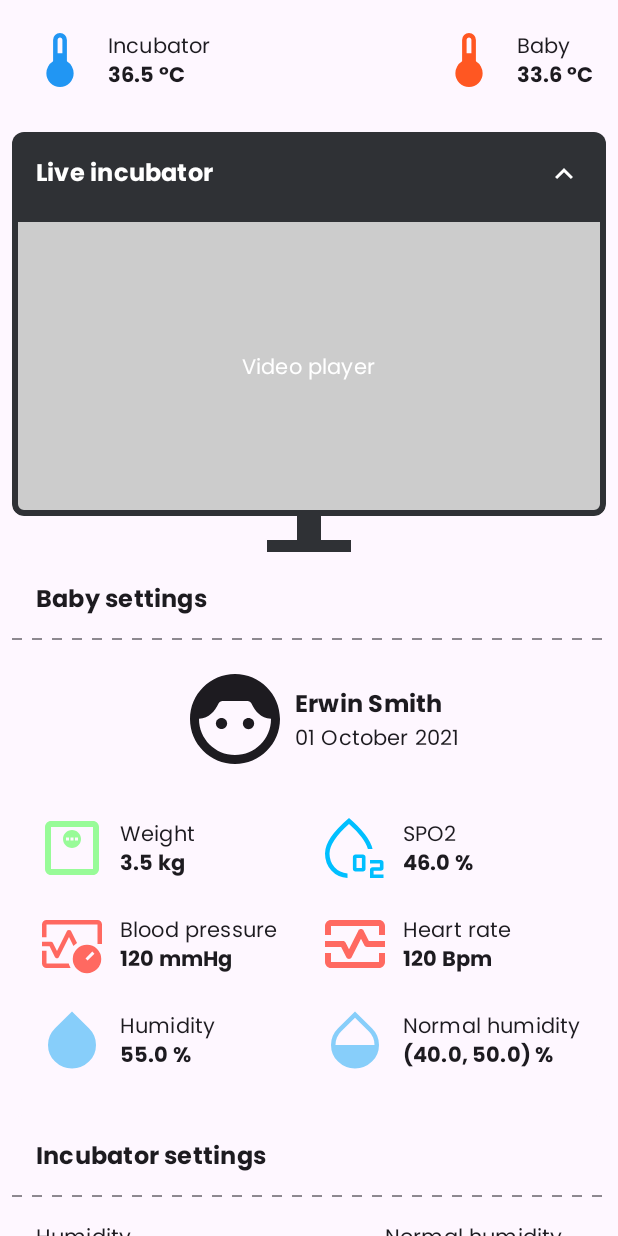
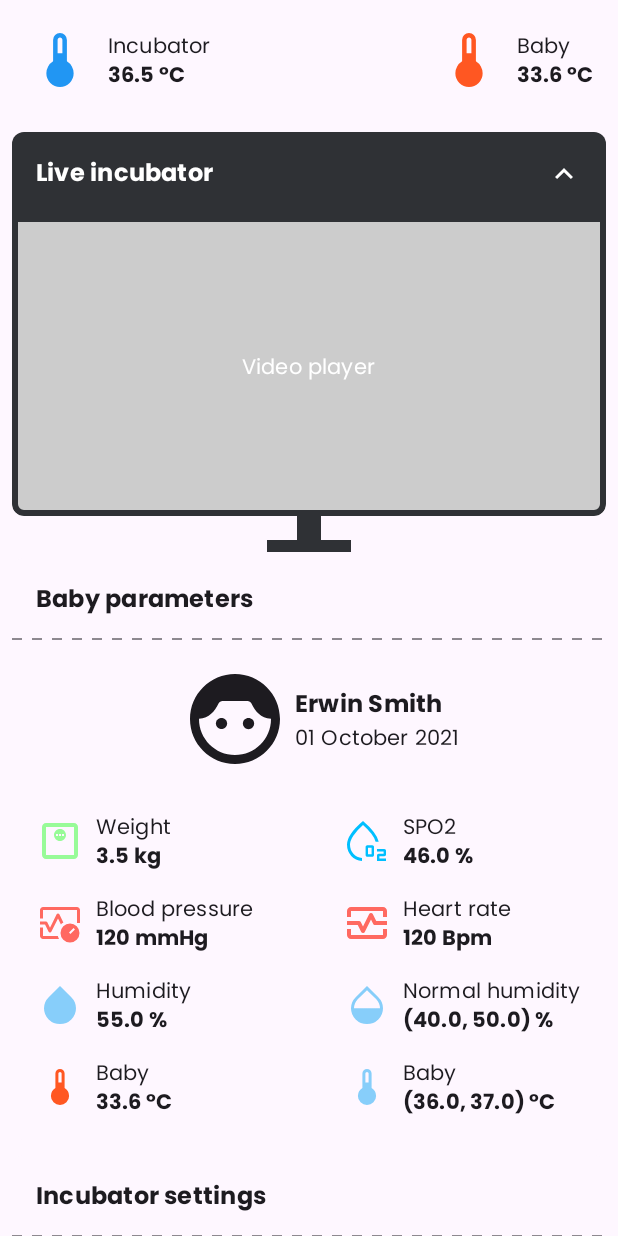
Before and after one commit to amadiyawa/incubator, an Android app built with Jetpack Compose: the composable SetupContent shown on its own in the app's theme, on a phone screen of 412 x 824 dp. Run offline under Robolectric (Android 15) with nearby library versions, the phone set to English and light mode, and no system bars; our stand-ins replace Timber; pictures from the network do not load.

Commit message:
translate and fix incubator screen

```diff
--- a/feature_incubator/src/main/java/com/amadiyawa/feature_incubator/presentation/screen/incubatordetail/IncubatorDetailScreen.kt
+++ b/feature_incubator/src/main/java/com/amadiyawa/feature_incubator/presentation/screen/incubatordetail/IncubatorDetailScreen.kt
@@ -28,6 +28,7 @@ import androidx.compose.material.icons.outlined.MonitorHeart
 import androidx.compose.material.icons.outlined.MonitorWeight
 import androidx.compose.material3.Card
 import androidx.compose.material3.CardDefaults
+import androidx.compose.material3.HorizontalDivider
 import androidx.compose.material3.Icon
 import androidx.compose.material3.MaterialTheme
 import androidx.compose.material3.Scaffold
@@ -46,6 +47,7 @@ import androidx.compose.ui.unit.dp
 import com.amadiyawa.feature_base.common.res.Dimen
 import com.amadiyawa.feature_base.common.util.formatDate
 import com.amadiyawa.feature_base.presentation.compose.composable.DrawHorizontalDottedLine
+import com.amadiyawa.feature_base.presentation.compose.composable.ExpandableRow
 import com.amadiyawa.feature_base.presentation.compose.composable.PlaceholderImage
 import com.amadiyawa.feature_base.presentation.compose.composable.TextTitleMedium
 import com.amadiyawa.feature_base.presentation.compose.composable.TextTitleSmall
@@ -322,6 +324,8 @@ fun DesktopIconBottom() {
 private fun IncubatorDetails(
     incubator: Incubator
 ) {
+    var expandedIncubator by remember { mutableStateOf (false) }
+
     Card(
         modifier = Modifier
             .fillMaxWidth()
@@ -378,6 +382,84 @@ private fun IncubatorDetails(
                             verticalAlignment = Alignment.CenterVertically
                         ) {
                             Column {
+                                TextTitleSmall(text = stringResource(id = R.string.temperature))
+                                TextTitleSmall(
+                                    text = "${incubator.currentTemperature} \u00B0C" ,
+                                    fontWeight = FontWeight.Bold
+                                )
+                            }
+                        }
+                    }
+
+                    Spacer(modifier = Modifier.weight(1f))
+
+                    Column(
+                        verticalArrangement = Arrangement.spacedBy(Dimen.Spacing.large)
+                    ) {
+                        Row(
+                            horizontalArrangement = Arrangement.spacedBy(Dimen.Spacing.medium, Alignment.CenterHorizontally),
+                            verticalAlignment = Alignment.CenterVertically
+                        ) {
+                            Column {
+                                TextTitleSmall(text = stringResource(id = R.string.normal_humidity))
+                                TextTitleSmall(
+                                    text = incubator.normalHumidityRange.toString() + " %",
+                                    fontWeight = FontWeight.Bold
+                                )
+                            }
+                        }
+
+                        Row(
+                            horizontalArrangement = Arrangement.spacedBy(Dimen.Spacing.medium, Alignment.CenterHorizontally),
+                            verticalAlignment = Alignment.CenterVertically
+                        ) {
+                            Column {
+                                TextTitleSmall(text = stringResource(id = R.string.normal_temperature))
+                                TextTitleSmall(
+                                    text = incubator.normalTemperatureRange.toString() + " \u00B0C",
+                                    fontWeight = FontWeight.Bold
+                                )
+                            }
+                        }
+                    }
+                }
+            }
+
+            HorizontalDivider(thickness = 2.dp, color = MaterialTheme.colorScheme.background)
+
+            ExpandableRow(
+                modifier = Modifier
+                    .padding(start = 16.dp, end = 16.dp, top = 8.dp, bottom = 8.dp),
+                expanded = expandedIncubator
+            ) {
+                expandedIncubator = !expandedIncubator
+            }
+
+            AnimatedVisibility(visible = expandedIncubator) {
+                MoreIncubatorInfo(incubator = incubator)
+            }
+        }
+    }
+}
+
+@Composable
+private fun MoreIncubatorInfo(incubator: Incubator) {
+    Column(
+        modifier = Modifier
+            .fillMaxWidth()
+            .padding(16.dp),
+        verticalArrangement = Arrangement.spacedBy(10.dp, Alignment.CenterVertically),
+        horizontalAlignment = Alignment.CenterHorizontally
+    ) {
+        Row {
+            Column(
+                verticalArrangement = Arrangement.spacedBy(Dimen.Spacing.large)
+            ) {
+                Row(
+                    horizontalArrangement = Arrangement.spacedBy(Dimen.Spacing.medium, Alignment.CenterHorizontally),
+                    verticalAlignment = Alignment.CenterVertically
+                ) {
+                    Column {
                         TextTitleSmall(text = stringResource(id = R.string.model))
                         TextTitleSmall(
                             text = incubator.model,
@@ -423,19 +505,6 @@ private fun IncubatorDetails(
                     verticalAlignment = Alignment.CenterVertically
                 ) {
                     Column {
-                                TextTitleSmall(text = stringResource(id = R.string.normal_humidity))
-                                TextTitleSmall(
-                                    text = incubator.normalHumidityRange.toString() + " %",
-                                    fontWeight = FontWeight.Bold
-                                )
-                            }
-                        }
-
-                        Row(
-                            horizontalArrangement = Arrangement.spacedBy(Dimen.Spacing.medium, Alignment.CenterHorizontally),
-                            verticalAlignment = Alignment.CenterVertically
-                        ) {
-                            Column {
                         TextTitleSmall(text = stringResource(id = R.string.manufacturer))
                         TextTitleSmall(
                             text = incubator.manufacturer,
@@ -473,8 +542,6 @@ private fun IncubatorDetails(
         }
     }
 }
-    }
-}
 
 @Composable
 private fun BabyDetails(
@@ -496,7 +563,7 @@ private fun BabyDetails(
                     .padding(16.dp)
             ) {
                 TextTitleMedium(
-                    text = stringResource(id = R.string.baby_settings),
+                    text = stringResource(id = R.string.baby_parameters),
                     fontWeight = FontWeight.Bold
                 )
             }
@@ -532,7 +599,7 @@ private fun BabyDetails(
                                 imageVector = Icons.Outlined.MonitorWeight,
                                 contentDescription = baby.weight.toString(),
                                 tint = Color(0xFF98FB98),
-                                modifier = Modifier.size(48.dp)
+                                modifier = Modifier.size(Dimen.Size.medium)
                             )
 
                             Column {
@@ -555,7 +622,7 @@ private fun BabyDetails(
                                 painter = painterResource(id = R.drawable.blood_pressure),
                                 contentDescription = baby.weight.toString(),
                                 tint = Color(0xFFFF6961),
-                                modifier = Modifier.height(IntrinsicSize.Max)
+                                modifier = Modifier.size(Dimen.Size.medium)
                             )
 
                             Column {
@@ -578,13 +645,36 @@ private fun BabyDetails(
                                 painter = painterResource(id = R.drawable.humidity_high),
                                 contentDescription = baby.weight.toString(),
                                 tint = Color(0xFF87CEFA),
-                                modifier = Modifier.height(IntrinsicSize.Max)
+                                modifier = Modifier.size(Dimen.Size.medium)
                             )
 
                             Column {
                                 TextTitleSmall(text = stringResource(id = R.string.humidity))
                                 TextTitleSmall(
                                     text = baby.currentHumidity.toString() + " %",
+                                    fontWeight = FontWeight.Bold
+                                )
+                            }
+                        }
+
+                        Row(
+                            horizontalArrangement = Arrangement.spacedBy(
+                                Dimen.Spacing.medium,
+                                Alignment.CenterHorizontally
+                            ),
+                            verticalAlignment = Alignment.CenterVertically
+                        ) {
+                            Icon(
+                                painter = painterResource(id =R.drawable.thermometer),
+                                contentDescription = baby.currentTemperature.toString(),
+                                tint = Color(0xFFFF5722),
+                                modifier = Modifier.size(Dimen.Size.medium)
+                            )
+
+                            Column {
+                                TextTitleSmall(text = stringResource(id = R.string.baby))
+                                TextTitleSmall(
+                                    text = "${baby.currentTemperature} \u00B0C",
                                     fontWeight = FontWeight.Bold
                                 )
                             }
@@ -606,7 +696,8 @@ private fun BabyDetails(
                             Icon(
                                 painter = painterResource(id =R.drawable.spo2),
                                 contentDescription = baby.weight.toString(),
-                                tint = Color(0xFF00BFFF)
+                                tint = Color(0xFF00BFFF),
+                                modifier = Modifier.size(Dimen.Size.medium)
                             )
 
                             Column {
@@ -629,7 +720,7 @@ private fun BabyDetails(
                                 imageVector = Icons.Outlined.MonitorHeart,
                                 contentDescription = baby.weight.toString(),
                                 tint = Color(0xFFFF6961),
-                                modifier = Modifier.size(Dimen.Size.large)
+                                modifier = Modifier.size(Dimen.Size.medium)
                             )
 
                             Column {
@@ -652,13 +743,36 @@ private fun BabyDetails(
                                 painter = painterResource(id = R.drawable.humidity_mid),
                                 contentDescription = baby.weight.toString(),
                                 tint = Color(0xFF87CEFA),
-                                modifier = Modifier.height(IntrinsicSize.Max)
+                                modifier = Modifier.size(Dimen.Size.medium)
                             )
 
                             Column {
                                 TextTitleSmall(text = stringResource(id = R.string.normal_humidity))
                                 TextTitleSmall(
                                     text = baby.normalHumidityRange.toString() + " %",
+                                    fontWeight = FontWeight.Bold
+                                )
+                            }
+                        }
+
+                        Row(
+                            horizontalArrangement = Arrangement.spacedBy(
+                                Dimen.Spacing.medium,
+                                Alignment.CenterHorizontally
+                            ),
+                            verticalAlignment = Alignment.CenterVertically
+                        ) {
+                            Icon(
+                                painter = painterResource(id =R.drawable.thermometer),
+                                contentDescription = baby.currentTemperature.toString(),
+                                tint = Color(0xFF87CEFA),
+                                modifier = Modifier.size(Dimen.Size.medium)
+                            )
+
+                            Column {
+                                TextTitleSmall(text = stringResource(id = R.string.baby))
+                                TextTitleSmall(
+                                    text = "${baby.normalTemperatureRange} \u00B0C",
                                     fontWeight = FontWeight.Bold
                                 )
                             }
--- a/feature_incubator/src/main/java/com/amadiyawa/feature_incubator/presentation/screen/incubatorlist/IncubatorListScreen.kt
+++ b/feature_incubator/src/main/java/com/amadiyawa/feature_incubator/presentation/screen/incubatorlist/IncubatorListScreen.kt
@@ -62,6 +62,6 @@ private fun HandleUiState() {
             .fillMaxSize()
             .padding(Dimen.Padding.screenContent)
     ) {
-        TextTitleLarge(text = stringResource(R.string.comming_soon))
+        TextTitleLarge(text = stringResource(R.string.coming_soon))
     }
 }
--- a/feature_incubator/src/main/res/values/string.xml
+++ /dev/null
@@ -1,5 +0,0 @@
-<?xml version="1.0" encoding="utf-8"?>
-<resources>
-    <string name="empty_toolbar_title">\"\"</string>
-    <string name="back">Back</string>
-</resources>
--- a/feature_incubator/src/main/res/values/strings.xml
+++ b/feature_incubator/src/main/res/values/strings.xml
@@ -1,12 +1,14 @@
 <?xml version="1.0" encoding="utf-8"?>
 <resources>
+    <string name="empty_toolbar_title">\"\"</string>
+    <string name="back">Back</string>
     <string name="incubator">Incubator</string>
     <string name="incubator_detail_demo">Incubator demo</string>
     <string name="baby_incubator">Baby incubator</string>
-    <string name="comming_soon">Coming soon</string>
+    <string name="coming_soon">Coming soon</string>
     <string name="live_incubator">Live incubator</string>
     <string name="video_player">Video player</string>
-    <string name="baby_settings">Baby settings</string>
+    <string name="baby_parameters">Baby parameters</string>
     <string name="incubator_settings">Incubator settings</string>
     <string name="weight">Weight</string>
     <string name="blood_pressure">Blood pressure</string>
@@ -22,4 +24,6 @@
     <string name="normal_humidity">Normal humidity</string>
     <string name="location">Location</string>
     <string name="status">Status</string>
+    <string name="temperature">Temperature</string>
+    <string name="normal_temperature">Normal temperature</string>
 </resources>
```
Also changed, not shown: 2 other files. Lines whose indentation alone changed are shown as unchanged.
